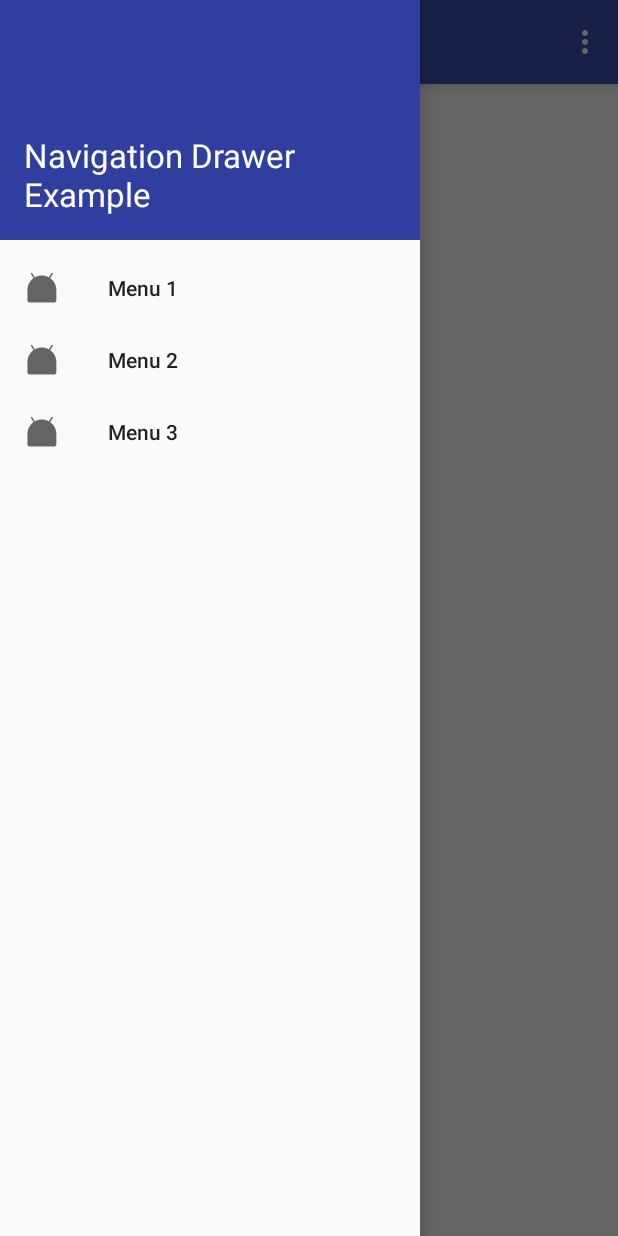
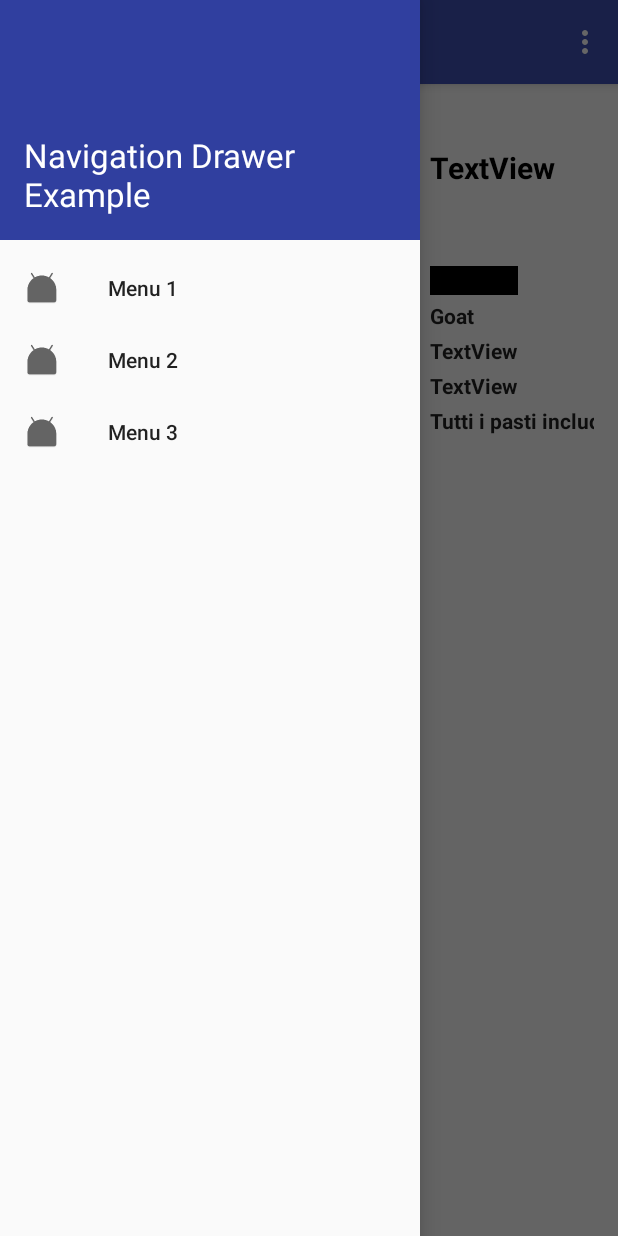
Before and after one commit to mmascolo/mensafontenuova202021_OK, an Android app: the fragment Menu2 placed in its activity, with the side drawer open, on a phone screen of 412 x 824 dp. Run offline under Robolectric (Android 15) with nearby library versions, the phone set to English and light mode, and no system bars.

Commit message:
???????????????

```diff
--- a/app/src/main/java/net/simplifiedcoding/navigationdrawerexample/Menu2.java
+++ b/app/src/main/java/net/simplifiedcoding/navigationdrawerexample/Menu2.java
@@ -1,25 +1,64 @@
 package net.simplifiedcoding.navigationdrawerexample;
 
+import android.graphics.Color;
 import android.os.Bundle;
 import android.support.annotation.Nullable;
 import android.support.v4.app.Fragment;
+import android.support.v7.widget.LinearLayoutManager;
+import android.support.v7.widget.RecyclerView;
 import android.view.LayoutInflater;
 import android.view.View;
 import android.view.ViewGroup;
+import android.widget.Toast;
+
+import java.util.ArrayList;
 
 /**
  * Created by Belal on 18/09/16.
  */
 
 
-public class Menu2 extends Fragment {
+public class Menu2 extends Fragment implements MyRecyclerViewAdapter.ItemClickListener {
+
+    private MyRecyclerViewAdapter adapter;
+
 
     @Nullable
     @Override
     public View onCreateView(LayoutInflater inflater, @Nullable ViewGroup container, @Nullable Bundle savedInstanceState) {
         //returning our layout file
         //change R.layout.yourlayoutfilename for each of your fragments
-        return inflater.inflate(R.layout.fragment_menu_2, container, false);
+
+        View v = inflater.inflate(R.layout.fragment_menu_1, container, false);
+        // data to populate the RecyclerView with
+        ArrayList<Integer> viewColors = new ArrayList<>();
+        viewColors.add(Color.BLUE);
+        viewColors.add(Color.YELLOW);
+        viewColors.add(Color.MAGENTA);
+        viewColors.add(Color.RED);
+        viewColors.add(Color.BLACK);
+
+        ArrayList<String> animalNames = new ArrayList<>();
+        animalNames.add("Horse");
+        animalNames.add("Cow");
+        animalNames.add("Camel");
+        animalNames.add("Sheep");
+        animalNames.add("Goat");
+
+        // set up the RecyclerView
+        RecyclerView recyclerView = v.findViewById(R.id.rvAnimals);
+        LinearLayoutManager horizontalLayoutManager
+                = new LinearLayoutManager(getActivity(), LinearLayoutManager.HORIZONTAL, false);
+        recyclerView.setLayoutManager(horizontalLayoutManager);
+        adapter = new MyRecyclerViewAdapter(getActivity(), viewColors, animalNames);
+        adapter.setClickListener(this);
+        recyclerView.setAdapter(adapter);
+
+
+        recyclerView.getLayoutManager().scrollToPosition(3);
+
+
+        return v;
     }
 
 
@@ -28,5 +67,13 @@ public class Menu2 extends Fragment {
         super.onViewCreated(view, savedInstanceState);
         //you can set the title for your toolbar here for different fragments different titles
         getActivity().setTitle("Menu 2");
+
+
     }
+
+    @Override
+    public void onItemClick(View view, int position) {
+        Toast.makeText(getActivity(), "You clicked " + adapter.getItem(position) + " on item position " + position, Toast.LENGTH_SHORT).show();
+    }
+
 }
--- /dev/null
+++ b/app/src/main/java/net/simplifiedcoding/navigationdrawerexample/MyRecyclerViewAdapter.java
@@ -0,0 +1,82 @@
+package net.simplifiedcoding.navigationdrawerexample;
+
+import android.content.Context;
+import android.support.annotation.NonNull;
+import android.support.v7.widget.RecyclerView;
+import android.view.LayoutInflater;
+import android.view.View;
+import android.view.ViewGroup;
+import android.widget.TextView;
+
+import java.util.List;
+
+public class MyRecyclerViewAdapter extends RecyclerView.Adapter<MyRecyclerViewAdapter.ViewHolder> {
+
+    private List<Integer> mViewColors;
+    private List<String> mAnimals;
+    private LayoutInflater mInflater;
+    private ItemClickListener mClickListener;
+
+    // data is passed into the constructor
+    MyRecyclerViewAdapter(Context context, List<Integer> colors, List<String> animals) {
+        this.mInflater = LayoutInflater.from(context);
+        this.mViewColors = colors;
+        this.mAnimals = animals;
+    }
+
+    // inflates the row layout from xml when needed
+    @Override
+    @NonNull
+    public ViewHolder onCreateViewHolder(@NonNull ViewGroup parent, int viewType) {
+        View view = mInflater.inflate(R.layout.recyclerview_item, parent, false);
+        return new ViewHolder(view);
+    }
+
+    // binds the data to the view and textview in each row
+    @Override
+    public void onBindViewHolder(@NonNull ViewHolder holder, int position) {
+        int color = mViewColors.get(position);
+        String animal = mAnimals.get(position);
+        holder.myView.setBackgroundColor(color);
+        holder.myTextView.setText(animal);
+    }
+
+    // total number of rows
+    @Override
+    public int getItemCount() {
+        return mAnimals.size();
+    }
+
+    // convenience method for getting data at click position
+    public String getItem(int id) {
+        return mAnimals.get(id);
+    }
+
+    // allows clicks events to be caught
+    public void setClickListener(ItemClickListener itemClickListener) {
+        this.mClickListener = itemClickListener;
+    }
+
+    // parent activity will implement this method to respond to click events
+    public interface ItemClickListener {
+        void onItemClick(View view, int position);
+    }
+
+    // stores and recycles views as they are scrolled off screen
+    public class ViewHolder extends RecyclerView.ViewHolder implements View.OnClickListener {
+        View myView;
+        TextView myTextView;
+
+        ViewHolder(View itemView) {
+            super(itemView);
+            myView = itemView.findViewById(R.id.primo);
+            myTextView = itemView.findViewById(R.id.secondo);
+            itemView.setOnClickListener(this);
+        }
+
+        @Override
+        public void onClick(View view) {
+            if (mClickListener != null) mClickListener.onItemClick(view, getAdapterPosition());
+        }
+    }
+}
--- a/app/src/main/res/layout/fragment_menu_1.xml
+++ b/app/src/main/res/layout/fragment_menu_1.xml
@@ -1,17 +1,10 @@
 <?xml version="1.0" encoding="utf-8"?>
 <RelativeLayout xmlns:android="http://schemas.android.com/apk/res/android"
-    xmlns:app="http://schemas.android.com/apk/res-auto"
     android:layout_width="match_parent"
     android:layout_height="match_parent">
 
-
-    <TextView
-        android:id="@+id/text1"
-        android:layout_width="161dp"
-        android:layout_height="wrap_content"
-        android:layout_alignParentStart="true"
-        android:layout_alignParentTop="true"
-        android:layout_marginStart="130dp"
-        android:layout_marginTop="241dp"
-        android:text="TextView" />
+    <android.support.v7.widget.RecyclerView
+        android:id="@+id/rvAnimals"
+        android:layout_width="match_parent"
+        android:layout_height="match_parent" />
 </RelativeLayout>
--- /dev/null
+++ b/app/src/main/res/layout/recyclerview_item.xml
@@ -0,0 +1,77 @@
+<?xml version="1.0" encoding="utf-8"?>
+<LinearLayout xmlns:android="http://schemas.android.com/apk/res/android"
+    android:layout_width="wrap_content"
+    android:layout_height="match_parent"
+    android:orientation="vertical"
+    android:padding="10dp">
+
+    <TextView
+        android:id="@+id/data"
+        android:layout_width="wrap_content"
+        android:layout_height="wrap_content"
+        android:layout_marginStart="32dp"
+        android:layout_marginTop="16dp"
+        android:text="TextView"
+        android:textAlignment="viewStart"
+        android:textColor="#000000"
+        android:textSize="20sp"
+        android:textStyle="bold" />
+
+    <TextView
+        android:id="@+id/primo"
+
+        android:layout_width="wrap_content"
+        android:layout_height="19dp"
+        android:layout_marginStart="32dp"
+        android:layout_marginTop="52dp"
+        android:text="TextView"
+        android:textAlignment="viewStart"
+        android:textColor="#000000"
+        android:textStyle="bold" />
+
+    <TextView
+        android:id="@+id/secondo"
+        android:layout_width="wrap_content"
+        android:layout_height="19dp"
+        android:layout_marginStart="32dp"
+        android:layout_marginTop="4dp"
+        android:text="TextView"
+        android:textAlignment="viewStart"
+        android:textColor="?attr/actionMenuTextColor"
+        android:textStyle="bold" />
+
+    <TextView
+        android:id="@+id/contorno"
+        android:layout_width="wrap_content"
+        android:layout_height="19dp"
+        android:layout_marginStart="32dp"
+        android:layout_marginTop="4dp"
+        android:text="TextView"
+        android:textAlignment="viewStart"
+        android:textColor="?attr/actionMenuTextColor"
+        android:textStyle="bold" />
+
+    <TextView
+        android:id="@+id/dolce"
+        android:layout_width="wrap_content"
+        android:layout_height="19dp"
+        android:layout_marginStart="32dp"
+        android:layout_marginTop="4dp"
+        android:text="TextView"
+        android:textAlignment="viewStart"
+        android:textColor="?attr/actionMenuTextColor"
+        android:textStyle="bold" />
+
+    <TextView
+        android:id="@+id/textView2"
+        android:layout_width="wrap_content"
+        android:layout_height="19dp"
+        android:layout_marginStart="32dp"
+        android:layout_marginTop="4dp"
+        android:text="Tutti i pasti includono pane."
+        android:textAlignment="viewStart"
+        android:textColor="?attr/actionMenuTextColor"
+        android:textStyle="bold" />
+
+
+</LinearLayout>
```
Also changed, not shown: app/src/main/java/net/simplifiedcoding/navigationdrawerexample/Menu1.java (+2 -7 lines).
